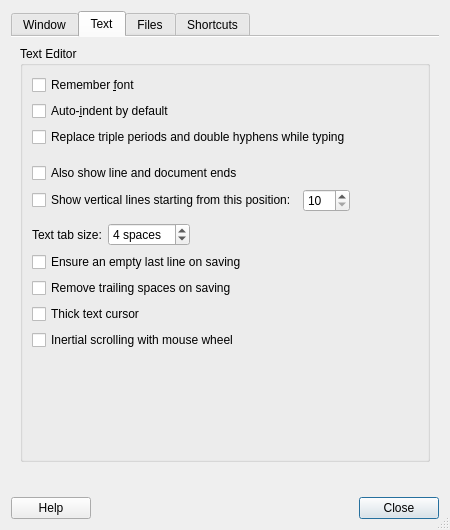
Qt form featherpad/prefDialog.ui (tembun/fpad) before a commit.
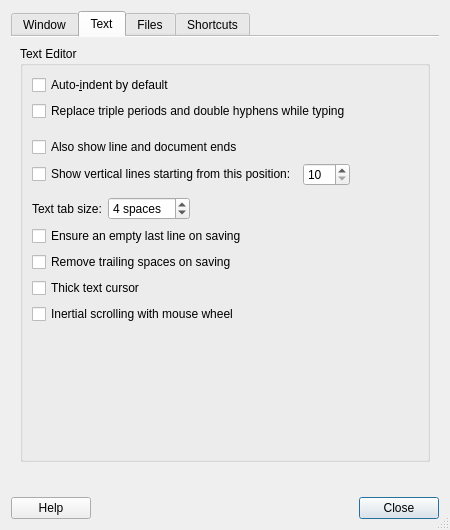
The same form after that commit. The open tabs and pages were chosen to show the change. Icons and pictures are not drawn.

Commit message: remove remember font setting

```diff
--- a/featherpad/prefDialog.ui
+++ b/featherpad/prefDialog.ui
@@ -382,16 +382,6 @@
               <string>Text Editor</string>
              </property>
              <layout class="QVBoxLayout" name="verticalLayout_3">
-              <item>
-               <widget class="QCheckBox" name="fontBox">
-                <property name="toolTip">
-                 <string>Uncheck for Monospace.</string>
-                </property>
-                <property name="text">
-                 <string>Remember &amp;font</string>
-                </property>
-               </widget>
-              </item>
               <item>
                <widget class="QCheckBox" name="indentBox">
                 <property name="text">
```
The commit also changes 5 other files.
